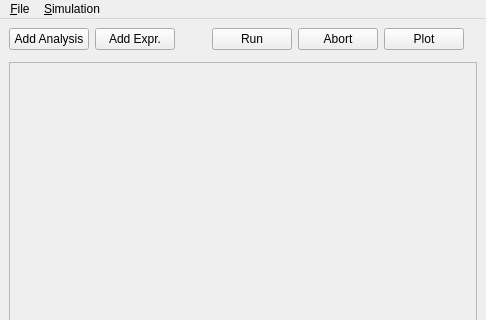
Qt form spicetools/bench/simwin.ui (mdavidsaver/spicetools) before a commit; both pictures show x 0 to 486 and y 0 to 320 of the 486 by 488 pixel window.
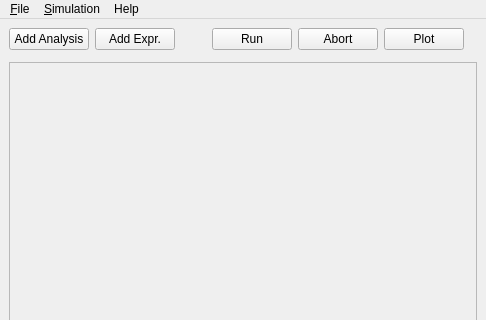
The same form after that commit. Icons and pictures are not drawn. Custom widgets are drawn as their Qt base class.

Patch:
```diff
--- a/spicetools/bench/simwin.ui
+++ b/spicetools/bench/simwin.ui
@@ -140,8 +140,16 @@
     <addaction name="separator"/>
     <addaction name="actionPlot"/>
    </widget>
+   <widget class="QMenu" name="menuHelp">
+    <property name="title">
+     <string>Help</string>
+    </property>
+    <addaction name="actionAbout"/>
+    <addaction name="actionAboutQt"/>
+   </widget>
    <addaction name="menu_File"/>
    <addaction name="menu_Simulation"/>
+   <addaction name="menuHelp"/>
   </widget>
   <widget class="QStatusBar" name="statusbar"/>
   <action name="actionNew">
```
Left out of the diff: 22 changed lines with no effect on the pictures.
